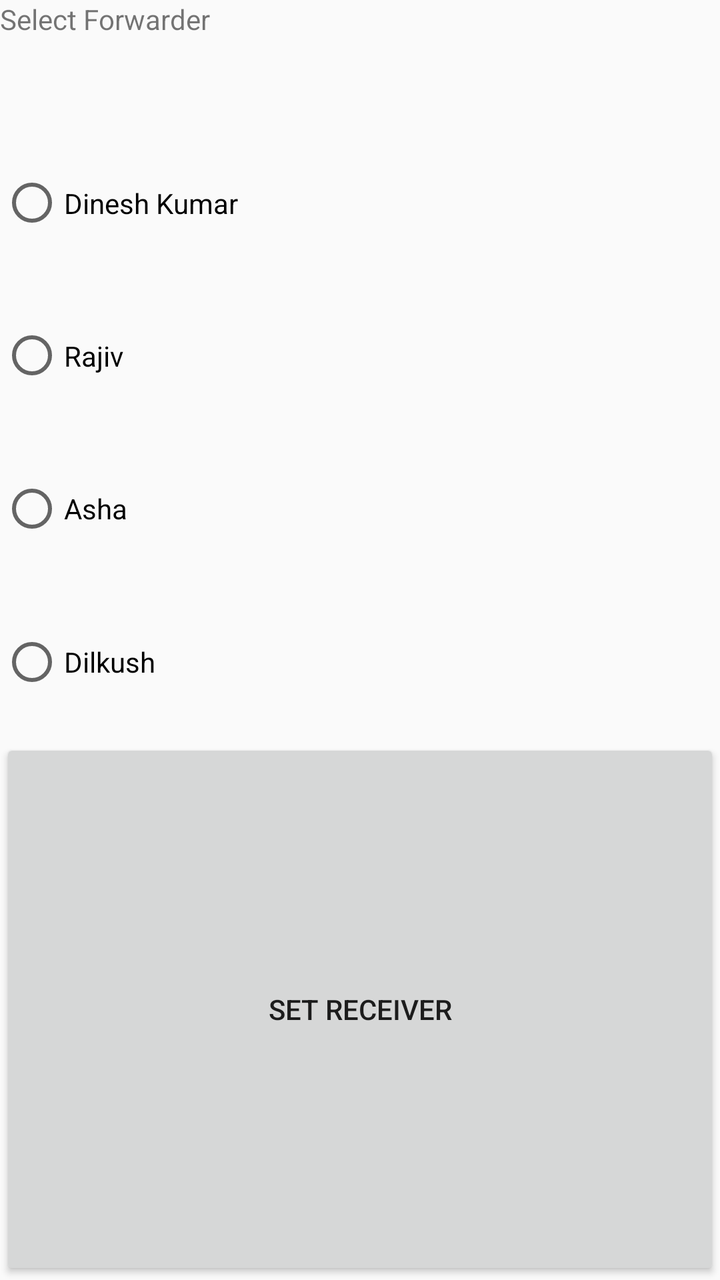
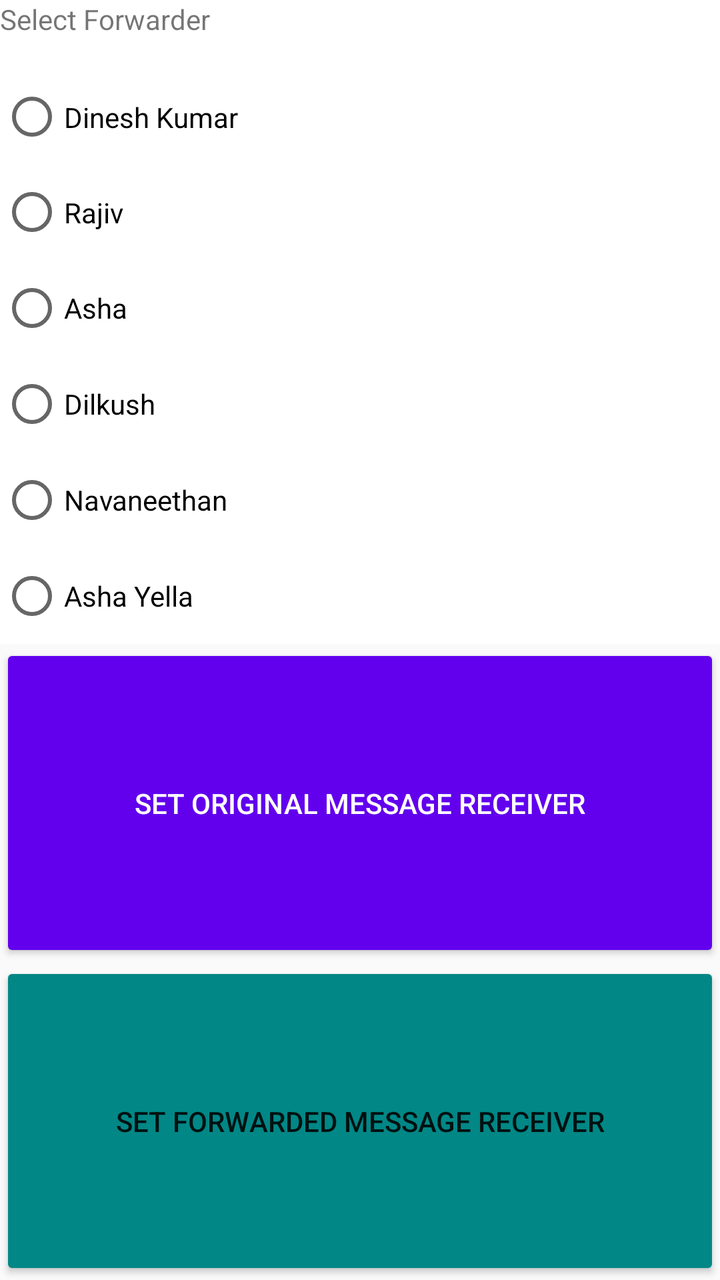

Before-and-after screenshots of an Android layout around one commit, followed by the original layout XML and the change that was made.
<!-- AndroidManifest.xml: application theme AppTheme -->
<!-- res/layout/activity_sms_ai.xml -->
<?xml version="1.0" encoding="utf-8"?>
<LinearLayout xmlns:android="http://schemas.android.com/apk/res/android"
    xmlns:app="http://schemas.android.com/apk/res-auto"
    xmlns:tools="http://schemas.android.com/tools"
    android:id="@+id/main"
    android:layout_width="match_parent"
    android:layout_height="wrap_content"
    android:orientation="vertical"
    tools:context=".sms.SmsAIActivity">

    <RadioGroup
        android:id="@+id/forwardList"
        android:layout_width="match_parent"
        android:layout_height="wrap_content"
        android:layout_weight="1">

        <TextView
            android:id="@+id/textView"
            android:layout_width="match_parent"
            android:layout_height="wrap_content"
            android:layout_weight="1"
            android:text="Select Forwarder" />

        <RadioButton
            android:id="@+id/dk"
            android:layout_width="match_parent"
            android:layout_height="wrap_content"
            android:layout_weight="1"
            android:hint="@string/number_dk"
            android:text="Dinesh Kumar" />

        <RadioButton
            android:id="@+id/rajiv"
            android:layout_width="match_parent"
            android:layout_height="wrap_content"
            android:layout_weight="1"
            android:hint="@string/number_rajiv"
            android:text="Rajiv" />

        <RadioButton
            android:id="@+id/asha"
            android:layout_width="match_parent"
            android:layout_height="wrap_content"
            android:layout_weight="1"
            android:hint="@string/number_asha"
            android:text="Asha" />

        <RadioButton
            android:id="@+id/dilkush"
            android:layout_width="match_parent"
            android:layout_height="wrap_content"
            android:layout_weight="1"
            android:hint="@string/number_dilkush"
            android:text="Dilkush" />

    </RadioGroup>

    <Button
        android:id="@+id/btnReceiver"
        android:layout_width="match_parent"
        android:layout_height="wrap_content"
        android:layout_weight="1"
        android:text="Set Receiver" />

</LinearLayout>
<!-- resources referenced by this layout -->
<resources>
  <string name="number_asha">8861833410</string>
  <string name="number_dilkush">8210112699</string>
  <string name="number_dk">8124550344</string>
  <string name="number_rajiv">9718597715</string>
  <style name="AppTheme" parent="Theme.AppCompat.Light.DarkActionBar">
          
          <item name="colorPrimary">@color/colorPrimary</item>
          <item name="colorPrimaryDark">@color/colorPrimaryDark</item>
          <item name="colorAccent">@color/colorAccent</item>
      </style>
  <color name="colorPrimary">#6200EE</color>
  <color name="colorPrimaryDark">#3700B3</color>
  <color name="colorAccent">#03DAC5</color>
</resources>

<!-- the commit's change to res/layout/activity_sms_ai.xml (unified diff, before → after) -->
@@ -12,7 +12,8 @@
         android:id="@+id/forwardList"
         android:layout_width="match_parent"
         android:layout_height="wrap_content"
-        android:layout_weight="1">
+        android:layout_weight="1"
+        android:background="@color/cardview_light_background">
 
         <TextView
             android:id="@+id/textView"
@@ -42,7 +43,7 @@
             android:layout_width="match_parent"
             android:layout_height="wrap_content"
             android:layout_weight="1"
-            android:hint="@string/number_asha"
+            android:hint="@string/number_asha_ltc"
             android:text="Asha" />
 
         <RadioButton
@@ -53,13 +54,38 @@
             android:hint="@string/number_dilkush"
             android:text="Dilkush" />
 
+        <RadioButton
+            android:id="@+id/navaneethan"
+            android:layout_width="match_parent"
+            android:layout_height="wrap_content"
+            android:layout_weight="1"
+            android:hint="@string/number_navaneethan"
+            android:text="Navaneethan" />
+
+        <RadioButton
+            android:id="@+id/asha_yella"
+            android:layout_width="match_parent"
+            android:layout_height="wrap_content"
+            android:layout_weight="1"
+            android:hint="@string/number_asha_yella"
+            android:text="Asha Yella" />
     </RadioGroup>
 
     <Button
-        android:id="@+id/btnReceiver"
+        android:id="@+id/btnOgMsgReceiver"
         android:layout_width="match_parent"
         android:layout_height="wrap_content"
         android:layout_weight="1"
-        android:text="Set Receiver" />
+        android:textColor="@color/cardview_light_background"
+        android:backgroundTint="@color/colorPrimary"
+        android:text="Set Original Message Receiver" />
+
+    <Button
+        android:id="@+id/btnFwdMsgReceiver"
+        android:layout_width="match_parent"
+        android:layout_height="wrap_content"
+        android:layout_weight="1"
+        android:backgroundTint="@color/design_default_color_secondary_variant"
+        android:text="Set Forwarded Message Receiver" />
 
 </LinearLayout>
<!-- resource entries referenced after the edit -->
@@ -1,8 +1,8 @@
 <!-- resources referenced by this layout -->
 <resources>
-  <string name="number_asha">8861833410</string>
   <string name="number_dilkush">8210112699</string>
   <string name="number_dk">8124550344</string>
+  <string name="number_navaneethan">9789593101</string>
   <string name="number_rajiv">9718597715</string>
   <style name="AppTheme" parent="Theme.AppCompat.Light.DarkActionBar">
           
@@ -11,6 +11,8 @@
           <item name="colorAccent">@color/colorAccent</item>
       </style>
   <color name="colorPrimary">#6200EE</color>
+  <string name="number_asha_ltc">8861833410</string>
+  <string name="number_asha_yella">9342449680</string>
   <color name="colorPrimaryDark">#3700B3</color>
   <color name="colorAccent">#03DAC5</color>
 </resources>
